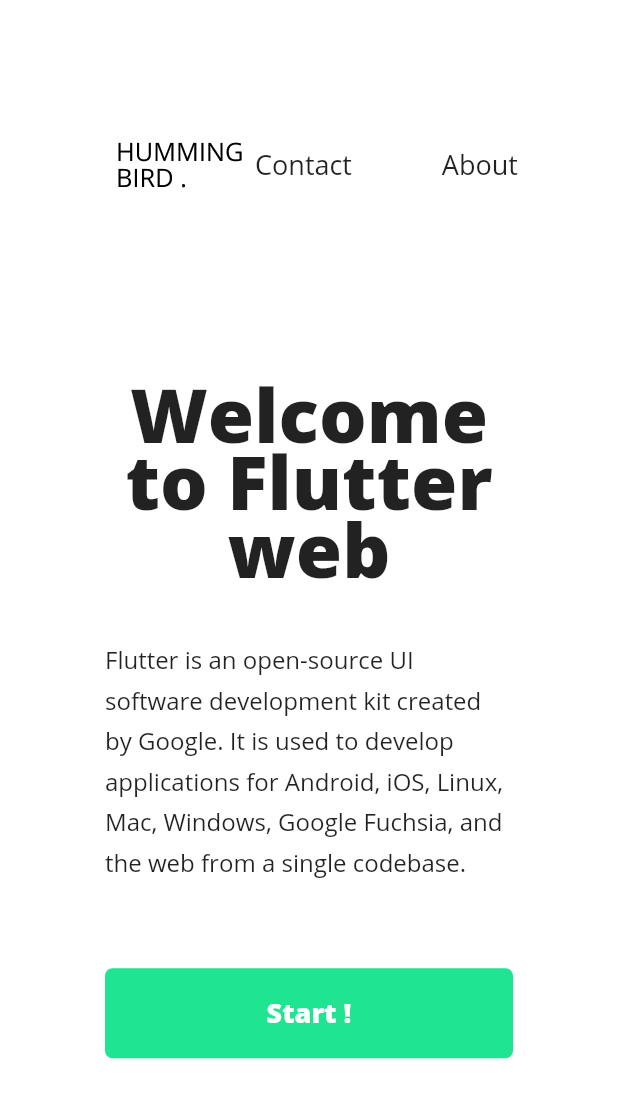
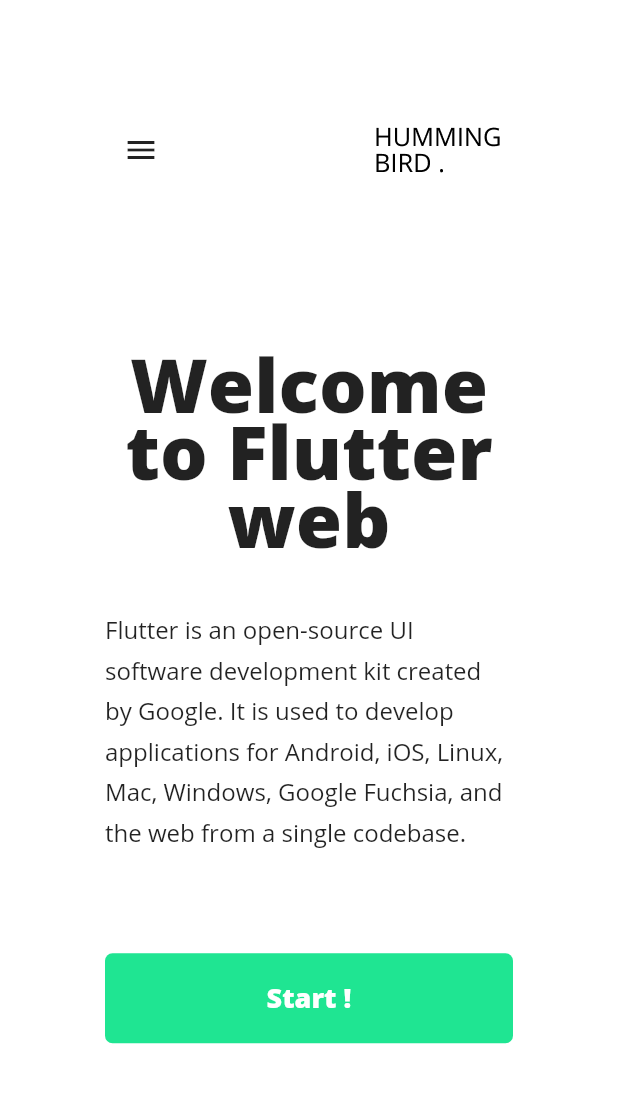
Before and after one commit to TeLoardBruh/flutter_web, a Flutter app: the screen it shows after launch, on a phone screen of 412 x 824 dp. Shown: the top 1098 px of the screen. Run offline on Flutter 3.47's test engine with Material 2 defaults, Android fonts, the phone set to English and light mode, and no system bars.

Commit message:
fix small bugs humbur

```diff
--- a/lib/main.dart
+++ b/lib/main.dart
@@ -1,5 +1,7 @@
 import 'package:flutter/material.dart';
 import 'package:playground/views/home.dart';
+import 'package:playground/views/pages/aboutPage.dart';
+import 'package:playground/views/pages/contactPage.dart';
 
 void main() {
   runApp(MyApp());
@@ -10,6 +12,13 @@ class MyApp extends StatelessWidget {
   Widget build(BuildContext context) {
     return MaterialApp(
       title: 'PlayGround',
+      initialRoute: '/',
+      routes: {
+        // "/": ( context) => HomePage(),
+        "/aboutPage": (BuildContext context) => AboutPage(),
+        "/contactPage": (BuildContext context) => ContactPage(),
+        "/home": (BuildContext context) => HomePage(),
+      },
       theme: ThemeData(
           primaryColor: Colors.blueGrey[200],
           textTheme: Theme.of(context).textTheme.apply(
--- a/lib/views/home.dart
+++ b/lib/views/home.dart
@@ -68,7 +68,6 @@ class _Moblie extends StatelessWidget {
               child: Column(
               children: [
                 WelcomeText(),
-
                 Expanded(
                     child: Center(
                   child: ButtonCalltoAction('Start !'),
--- a/lib/widgets/navbar/navbar.dart
+++ b/lib/widgets/navbar/navbar.dart
@@ -1,4 +1,5 @@
 import 'package:flutter/material.dart';
+import 'package:playground/widgets/container/deviceType.dart';
 import 'package:playground/widgets/drawer/navDrawer.dart';
 
 import 'narbarLogo.dart';
@@ -7,15 +8,12 @@ import 'navbarItem.dart';
 class NavBar extends StatelessWidget {
   @override
   Widget build(BuildContext context) {
-    var s = MediaQuery.of(context).size;
-    // print(s);
-    if (s <= Size(500.0, 711.0) && s >= Size(375.0, 711.0)) {
-      return _NavBarMoblie();
-    } else if (s <= Size(320.0, 711.0)) {
-      return _NavBarMoblieSm();
-    } else {
-      return _NavBarDesktopTab();
-    }
+
+    return DeviceType(
+      moblie: _NavBarMoblie(),
+      desktoptablet: _NavBarDesktopTab(),
+      tablet: _NavBarDesktopTab(),
+    );
   }
 }
 
```
Also changed, not shown: lib/views/pages/aboutPage.dart (added, +10 -0 lines), lib/views/pages/contactPage.dart (added, +10 -0 lines).
